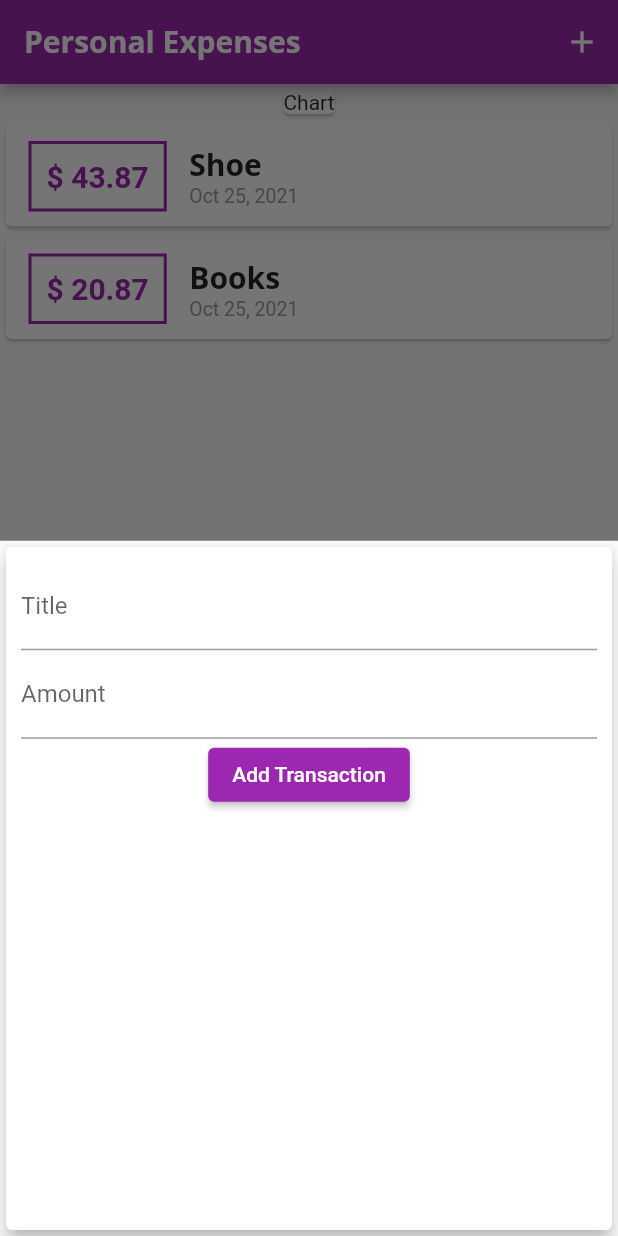
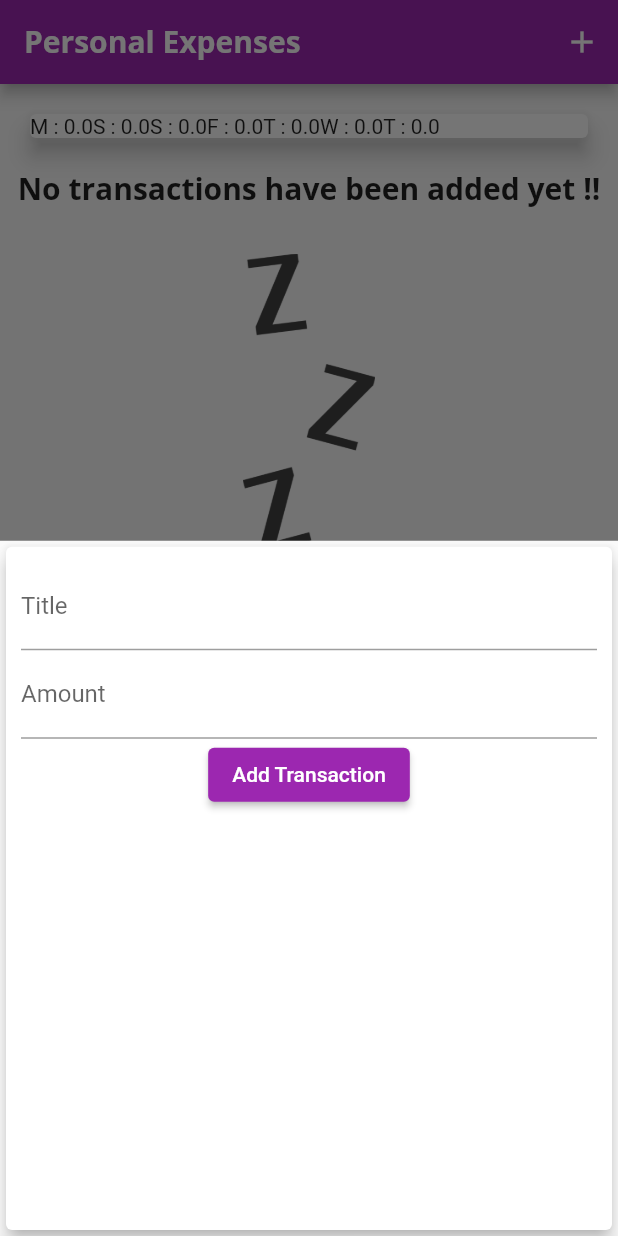
Before and after one commit to XxThunderBlastxX/expense-app, a Flutter app: the screen it shows after launch, after a tap on the "add" icon, on a phone screen of 412 x 824 dp. Run offline on Flutter 3.47's test engine with Material 2 defaults, Android fonts, the phone set to English and light mode, and no system bars.

Commit message:
added chartBar

```diff
--- a/lib/main.dart
+++ b/lib/main.dart
@@ -1,6 +1,7 @@
 import 'package:flutter/material.dart';
 
 import './models/transactionModel.dart';
+import './widgets/chart.dart';
 import './widgets/new_transaction.dart';
 import './widgets/transaction_list.dart';
 
@@ -36,13 +37,23 @@ class MyHomePage extends StatefulWidget {
 
 class _MyHomePageState extends State<MyHomePage> {
   final List<TransactionModel> _userTransactions = [
-    TransactionModel(
-        id: 't1', title: 'Shoe', amount: 43.87, date: DateTime.now()),
-    TransactionModel(
-        id: 't2', title: 'Books', amount: 20.87, date: DateTime.now()),
+    // TransactionModel(
+    //     id: 't1', title: 'Shoe', amount: 43.87, date: DateTime.now()),
+    // TransactionModel(
+    //     id: 't2', title: 'Books', amount: 20.87, date: DateTime.now()),
   ];
 
   //Functions
+  List<TransactionModel> get _recentTransactions {
+    return _userTransactions.where((tx) {
+      return tx.date!.isAfter(
+        DateTime.now().subtract(
+          Duration(days: 7),
+        ),
+      );
+    }).toList();
+  }
+
   void _addNewTransaction(String txTitle, double txAmount) {
     final newTx = TransactionModel(
       title: txTitle,
@@ -84,9 +95,7 @@ class _MyHomePageState extends State<MyHomePage> {
       body: SingleChildScrollView(
         child: Column(
           children: [
-            Card(
-              child: Text("Chart"),
-            ),
+            Chart(_recentTransactions),
             TransactionList(_userTransactions),
           ],
         ),
--- /dev/null
+++ b/lib/widgets/chart.dart
@@ -0,0 +1,48 @@
+import 'package:flutter/material.dart';
+import 'package:intl/intl.dart';
+
+import '../models/transactionModel.dart';
+
+class Chart extends StatelessWidget {
+  //Variables
+  final List<TransactionModel> recentTransactions;
+
+  //Constructor
+  Chart(this.recentTransactions);
+
+  //Functions
+  List<Map<String, Object>> get groupedTransactionValues {
+    return List.generate(7, (index) {
+      final weekDay = DateTime.now().subtract(
+        Duration(days: index),
+      );
+      double totalSum = 0.0;
+      for (int i = 0; i < recentTransactions.length; i++) {
+        if (recentTransactions[i].date!.day == weekDay.day &&
+            recentTransactions[i].date!.month == weekDay.month &&
+            recentTransactions[i].date!.year == weekDay.year) {
+          totalSum += recentTransactions[i].amount;
+        }
+      }
+      return {
+        "day": DateFormat.E().format(weekDay).substring(0, 1),
+        "amount": totalSum
+      };
+    });
+  }
+
+  @override
+  Widget build(BuildContext context) {
+    return Card(
+      elevation: 6,
+      margin: EdgeInsets.all(20),
+      child: Row(
+        children: groupedTransactionValues.map((data) {
+          return Text('${data['day']} : ${data['amount']}');
+        }).toList(),
+      ),
+    );
+  }
+}
+
+//${data['day']} : ${data['amount']}
--- a/lib/widgets/transaction_list.dart
+++ b/lib/widgets/transaction_list.dart
@@ -14,7 +14,24 @@ class TransactionList extends StatelessWidget {
   Widget build(BuildContext context) {
     return Container(
       height: 420,
-      child: ListView.builder(
+      child: transactions.isEmpty
+          ? Column(
+              children: [
+                Text(
+                  "No transactions have been added yet !!",
+                  style: Theme.of(context).textTheme.headline6,
+                ),
+                SizedBox(height: 30),
+                Container(
+                  height: 200,
+                  child: Image.asset(
+                    'assets/images/waiting.png',
+                    fit: BoxFit.cover,
+                  ),
+                ),
+              ],
+            )
+          : ListView.builder(
               itemBuilder: (ctx, index) {
                 return Card(
                   child: Row(
@@ -28,7 +45,8 @@ class TransactionList extends StatelessWidget {
                             color: Theme.of(context).primaryColor,
                           ),
                         ),
-                    margin: EdgeInsets.symmetric(vertical: 10, horizontal: 15),
+                        margin:
+                            EdgeInsets.symmetric(vertical: 10, horizontal: 15),
                         decoration: BoxDecoration(
                           border: Border.all(
                             color: Theme.of(context).primaryColor,
--- a/pubspec.yaml
+++ b/pubspec.yaml
@@ -46,9 +46,8 @@ flutter:
   uses-material-design: true
 
   # To add assets to your application, add an assets section, like this:
-  # assets:
-  #   - images/a_dot_burr.jpeg
-  #   - images/a_dot_ham.jpeg
+  assets:
+    - ./assets/images/
 
   # An image asset can refer to one or more resolution-specific "variants", see
   # https://flutter.dev/assets-and-images/#resolution-aware.
```
Also changed, not shown: lib/widgets/chartBar.dart (added, +47 -0 lines). Lines whose indentation alone changed are shown as unchanged.
